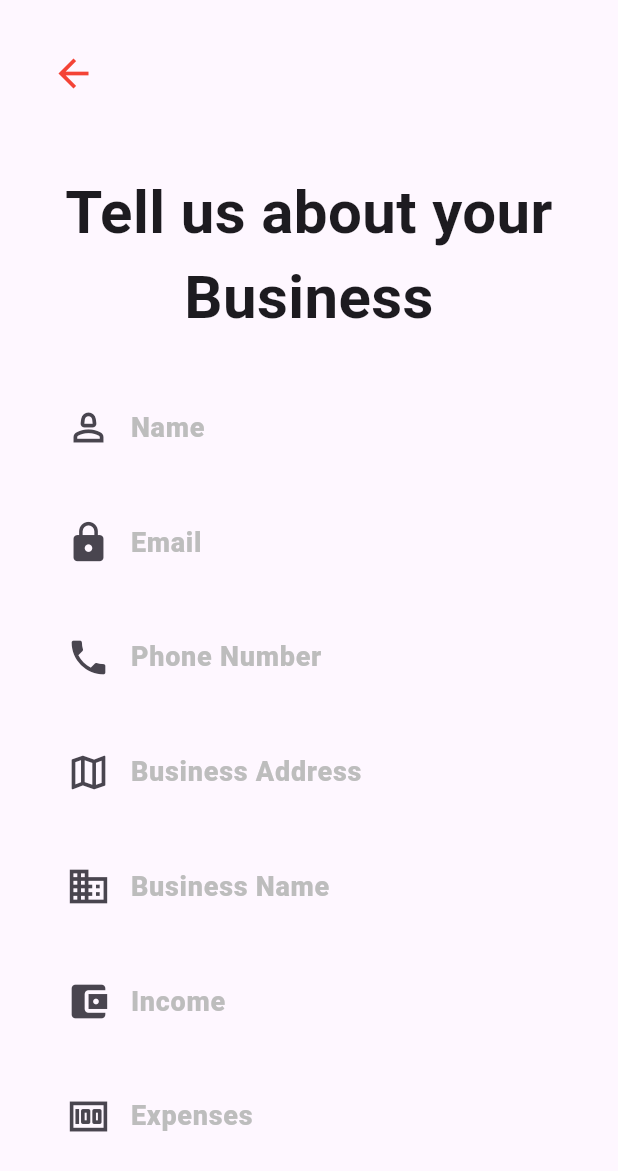
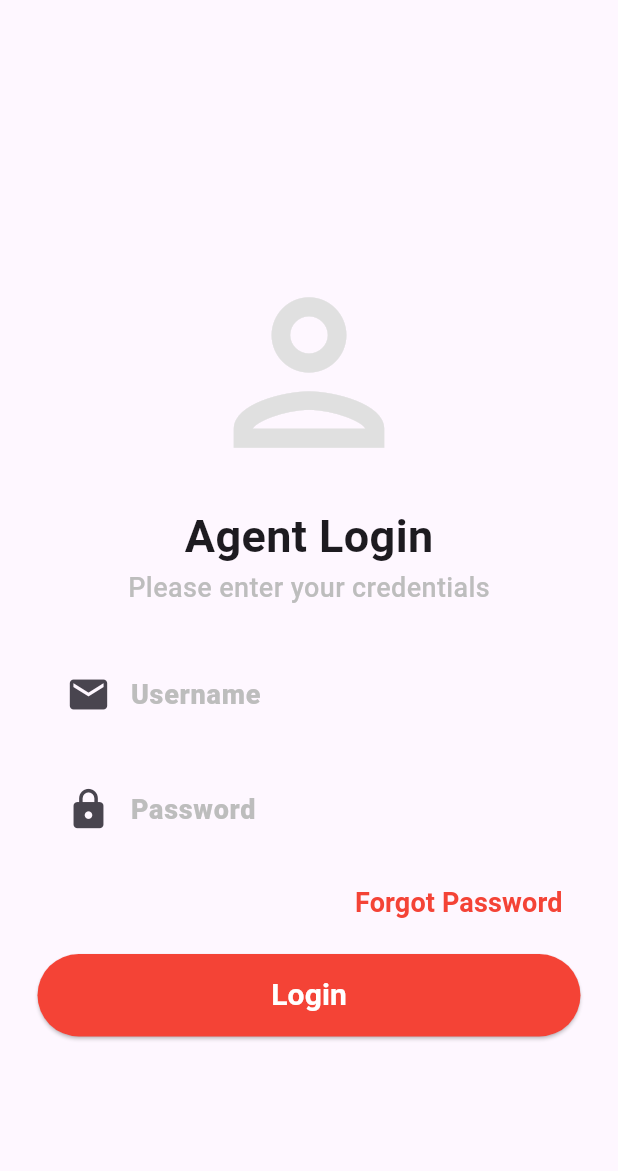
Before and after one commit to rajmeet2001/small_successes, a Flutter app: the screen it shows after launch, on a phone screen of 412 x 824 dp. Shown: the top 1171 px of the screen. Run offline on Flutter 3.47's test engine with Material 3 defaults, Android fonts, the light colour scheme and no system bars.

Commit message:
Updated Agent Login

```diff
--- a/lib/extraform.dart
+++ b/lib/agentLogin.dart
@@ -2,7 +2,7 @@
 
 import 'package:flutter/material.dart';
 
-class extraLogin extends StatelessWidget {
+class agentLogin extends StatelessWidget {
   @override
   Widget build(BuildContext context) {
     return Scaffold(
@@ -16,14 +16,14 @@ class extraLogin extends StatelessWidget {
                 Icon(Icons.person_outlined, color: Colors.grey[300], size: 150),
                 SizedBox(height: 13),
                 Text(
-                  "Tell us about you",
+                  "Agent Login",
                   style: TextStyle(
                     fontSize: 30,
                     fontWeight: FontWeight.bold,
                   ),
                 ),
                 Text(
-                  "Enter to Continue",
+                  "Please enter your credentials",
                   style: TextStyle(
                     fontSize: 18,
                     fontWeight: FontWeight.w500,
@@ -42,7 +42,7 @@ class extraLogin extends StatelessWidget {
                     decoration: InputDecoration(
                         border: InputBorder.none,
                         prefixIcon: Icon(Icons.mail, size: 30),
-                        labelText: "Name",
+                        labelText: "Username",
                         labelStyle: TextStyle(
                           fontSize: 18,
                           color: Colors.grey[400],
@@ -61,7 +61,7 @@ class extraLogin extends StatelessWidget {
                     decoration: InputDecoration(
                         border: InputBorder.none,
                         prefixIcon: Icon(Icons.lock, size: 30),
-                        labelText: "Email",
+                        labelText: "Password",
                         labelStyle: TextStyle(
                           fontSize: 18,
                           color: Colors.grey[400],
@@ -75,7 +75,7 @@ class extraLogin extends StatelessWidget {
                     TextButton(
                         onPressed: () {},
                         child: Text(
-                          "Forgot Me",
+                          "Forgot Password",
                           style: TextStyle(
                             fontSize: 18,
                             fontWeight: FontWeight.bold,
@@ -93,7 +93,7 @@ class extraLogin extends StatelessWidget {
                       backgroundColor: Theme.of(context).primaryColor,
                     ),
                     onPressed: () {},
-                    child: Text('Elevated Button',
+                    child: Text('Login',
                         style: TextStyle(
                             color: Colors.white,
                             fontSize: 20,
--- a/lib/intropage.dart
+++ b/lib/intropage.dart
@@ -1,4 +1,5 @@
 import 'package:flutter/material.dart';
+import 'package:small_successes/agentLogin.dart';
 import 'package:small_successes/smb_form.dart';
 
 class Intro extends StatefulWidget {
@@ -11,6 +12,6 @@ class Intro extends StatefulWidget {
 class _IntroState extends State<Intro> {
   @override
   Widget build(BuildContext context) {
-    return smbform();
+    return agentLogin();
   }
 }
```
